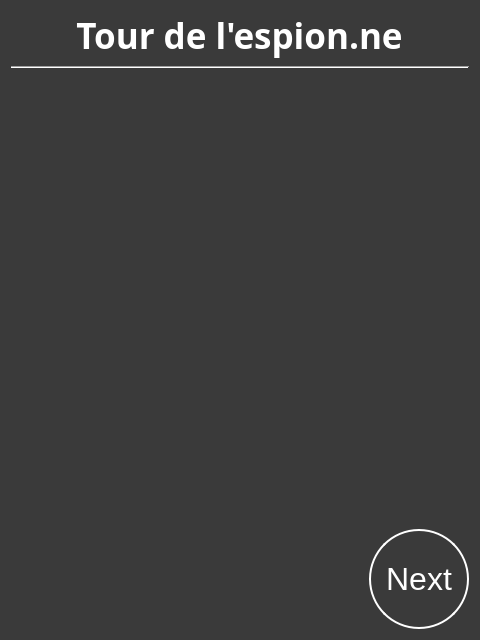
This is SporzOBC-WAL/code/resources/Phases/Night/Spy/turn.ui in Eben-Epi/SporzOBC as Qt 5 draws it before an edit. The edited form follows.
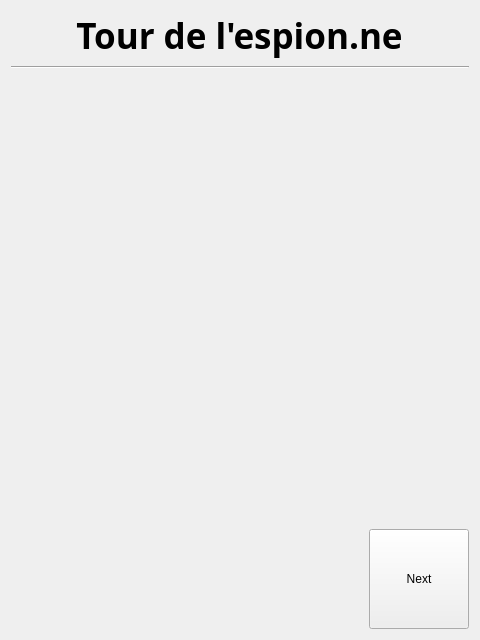
This is the edited form.

Commit message: Changed style management of application (will need to use scratchpad pour a lot of night ui views)

The edit to the form file:
```diff
--- a/SporzOBC-WAL/code/resources/Phases/Night/Spy/turn.ui
+++ b/SporzOBC-WAL/code/resources/Phases/Night/Spy/turn.ui
@@ -13,23 +13,7 @@
   <property name="windowTitle">
    <string>Form</string>
   </property>
-  <property name="styleSheet">
-   <string notr="true">#SpyTurn {
-    background-color: rgb(58, 58, 58);;
-    }
-
-QLabel {
-	color:white;
-}
-
-QPushButton  {
-    border: 2px solid white;
-    background-color: rgb(58, 58, 58);
-    padding: 10px 10px;
-    font-size: 32px;
-	color:white;
-    border-radius: 50px;
-}</string>
+  <property name="styleSheet"><string notr="true"/>
   </property>
   <layout class="QGridLayout" name="gridLayout">
    <item row="0" column="0">
```
The commit also changes 109 other files.
